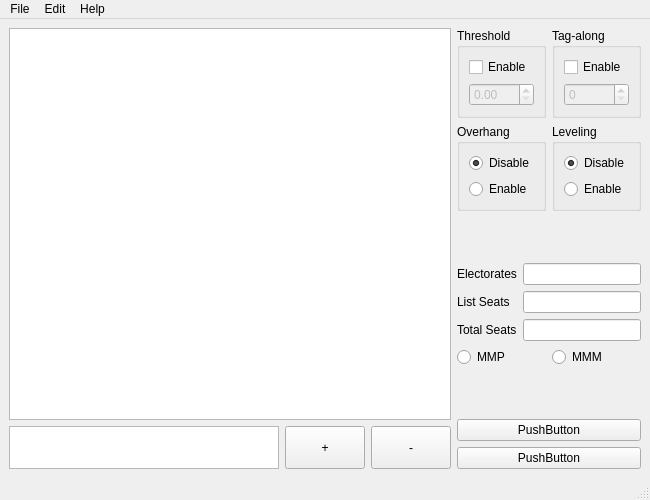
Above: mainwindow.ui from purplewavesss/ElectionCalculatorPlusPlus before the change. Below: the same form after it.
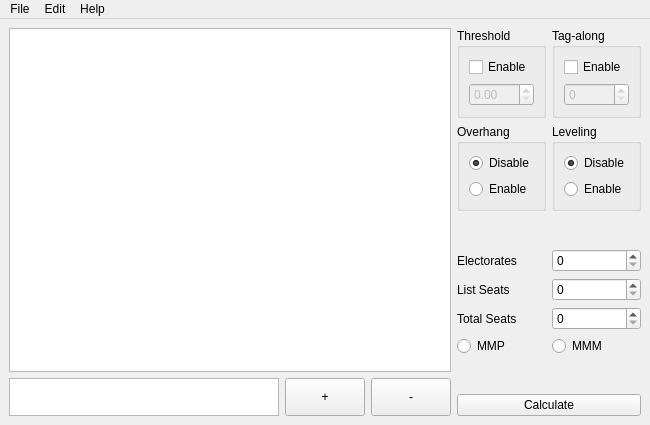
That is the form after the change.

```diff
--- a/mainwindow.ui
+++ b/mainwindow.ui
@@ -7,7 +7,7 @@
     <x>0</x>
     <y>0</y>
     <width>650</width>
-    <height>500</height>
+    <height>425</height>
    </rect>
   </property>
   <property name="windowTitle">
@@ -197,9 +197,6 @@
           </property>
          </widget>
         </item>
-        <item row="2" column="1">
-         <widget class="QLineEdit" name="lineEdit_3"/>
-        </item>
         <item row="1" column="0">
          <widget class="QLabel" name="listSeatsLabel">
           <property name="text">
@@ -207,9 +204,6 @@
           </property>
          </widget>
         </item>
-        <item row="0" column="1">
-         <widget class="QLineEdit" name="lineEdit"/>
-        </item>
         <item row="0" column="0">
          <widget class="QLabel" name="electoratesLabel">
           <property name="text">
@@ -217,9 +211,6 @@
           </property>
          </widget>
         </item>
-        <item row="1" column="1">
-         <widget class="QLineEdit" name="lineEdit_2"/>
-        </item>
         <item row="3" column="0" colspan="2">
          <layout class="QHBoxLayout" name="horizontalLayout_2">
           <item>
@@ -244,6 +235,15 @@
           </item>
          </layout>
         </item>
+        <item row="0" column="1">
+         <widget class="QSpinBox" name="electoratesNum"/>
+        </item>
+        <item row="1" column="1">
+         <widget class="QSpinBox" name="listSeatsNum"/>
+        </item>
+        <item row="2" column="1">
+         <widget class="QSpinBox" name="totalSeatsNum"/>
+        </item>
        </layout>
       </item>
       <item>
@@ -263,28 +263,9 @@
        </spacer>
       </item>
       <item>
-       <widget class="QPushButton" name="pushButton_4">
-        <property name="sizePolicy">
-         <sizepolicy hsizetype="Minimum" vsizetype="Fixed">
-          <horstretch>0</horstretch>
-          <verstretch>0</verstretch>
-         </sizepolicy>
-        </property>
-        <property name="minimumSize">
-         <size>
-          <width>0</width>
-          <height>0</height>
-         </size>
-        </property>
+       <widget class="QPushButton" name="calculate">
         <property name="text">
-         <string>PushButton</string>
-        </property>
-       </widget>
-      </item>
-      <item>
-       <widget class="QPushButton" name="pushButton_3">
-        <property name="text">
-         <string>PushButton</string>
+         <string>Calculate</string>
         </property>
        </widget>
       </item>
@@ -328,8 +309,12 @@
    <addaction name="menuEdit"/>
    <addaction name="menuHelp"/>
   </widget>
-  <widget class="QStatusBar" name="statusbar"/>
-  <action name="actionOpen">
+  <action name="newAction">
+   <property name="text">
+    <string>New</string>
+   </property>
+  </action>
+  <action name="openAction">
    <property name="text">
     <string>Open</string>
    </property>
```
Left out of the diff: 79 changed lines with no effect on the pictures.
